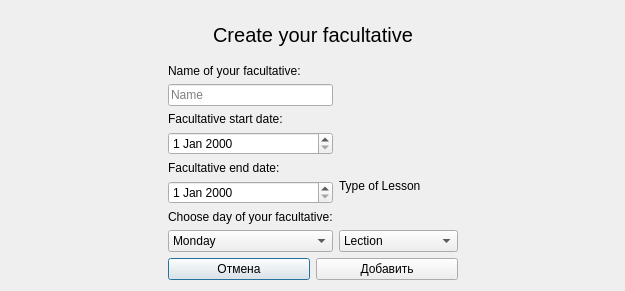
cry4alone/FacultativPRO, file Project_files/teachercreatefacultative.ui: the form before one commit.
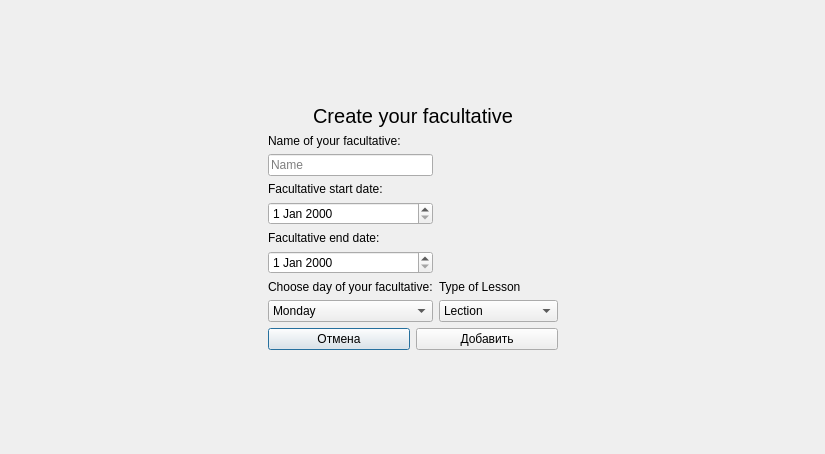
The form after the commit. Icons and pictures are not drawn.

The edit to the form file:
```diff
--- a/Project_files/teachercreatefacultative.ui
+++ b/Project_files/teachercreatefacultative.ui
@@ -6,28 +6,41 @@
    <rect>
     <x>0</x>
     <y>0</y>
-    <width>625</width>
-    <height>291</height>
+    <width>825</width>
+    <height>454</height>
    </rect>
   </property>
   <property name="windowTitle">
    <string>Dialog</string>
   </property>
   <layout class="QGridLayout" name="gridLayout">
-   <item row="1" column="0">
-    <spacer name="horizontalSpacer">
-     <property name="orientation">
-      <enum>Qt::Horizontal</enum>
-     </property>
-     <property name="sizeHint" stdset="0">
-      <size>
-       <width>152</width>
-       <height>20</height>
-      </size>
-     </property>
-    </spacer>
-   </item>
    <item row="0" column="1">
+    <spacer name="verticalSpacer">
+     <property name="orientation">
+      <enum>Qt::Vertical</enum>
+     </property>
+     <property name="sizeHint" stdset="0">
+      <size>
+       <width>20</width>
+       <height>48</height>
+      </size>
+     </property>
+    </spacer>
+   </item>
+   <item row="1" column="0" rowspan="2">
+    <spacer name="horizontalSpacer">
+     <property name="orientation">
+      <enum>Qt::Horizontal</enum>
+     </property>
+     <property name="sizeHint" stdset="0">
+      <size>
+       <width>152</width>
+       <height>20</height>
+      </size>
+     </property>
+    </spacer>
+   </item>
+   <item row="1" column="1" colspan="2">
     <widget class="QLabel" name="label_5">
      <property name="font">
       <font>
@@ -42,20 +55,7 @@
      </property>
     </widget>
    </item>
-   <item row="1" column="2">
-    <spacer name="horizontalSpacer_2">
-     <property name="orientation">
-      <enum>Qt::Horizontal</enum>
-     </property>
-     <property name="sizeHint" stdset="0">
-      <size>
-       <width>152</width>
-       <height>20</height>
-      </size>
-     </property>
-    </spacer>
-   </item>
-   <item row="1" column="1">
+   <item row="2" column="1" colspan="2">
     <layout class="QHBoxLayout" name="horizontalLayout_2">
      <item>
       <layout class="QVBoxLayout" name="verticalLayout">
@@ -144,20 +144,17 @@
      <item>
       <layout class="QVBoxLayout" name="verticalLayout_2">
        <item>
-        <widget class="QLabel" name="picture">
-         <property name="text">
-          <string/>
+        <spacer name="verticalSpacer_3">
+         <property name="orientation">
+          <enum>Qt::Vertical</enum>
          </property>
-         <property name="pixmap">
-          <pixmap>:/Downloads/calendar-symbol-svgrepo-com.svg</pixmap>
+         <property name="sizeHint" stdset="0">
+          <size>
+           <width>20</width>
+           <height>40</height>
+          </size>
          </property>
-         <property name="scaledContents">
-          <bool>true</bool>
-         </property>
-         <property name="alignment">
-          <set>Qt::AlignCenter</set>
-         </property>
-        </widget>
+        </spacer>
        </item>
        <item>
         <widget class="QLabel" name="label_6">
@@ -189,7 +186,20 @@
      </item>
     </layout>
    </item>
-   <item row="2" column="1">
+   <item row="2" column="3">
+    <spacer name="horizontalSpacer_2">
+     <property name="orientation">
+      <enum>Qt::Horizontal</enum>
+     </property>
+     <property name="sizeHint" stdset="0">
+      <size>
+       <width>152</width>
+       <height>20</height>
+      </size>
+     </property>
+    </spacer>
+   </item>
+   <item row="3" column="1" colspan="2">
     <layout class="QHBoxLayout" name="horizontalLayout">
      <item>
       <widget class="QPushButton" name="backButton">
@@ -207,6 +217,19 @@
      </item>
     </layout>
    </item>
+   <item row="4" column="2">
+    <spacer name="verticalSpacer_2">
+     <property name="orientation">
+      <enum>Qt::Vertical</enum>
+     </property>
+     <property name="sizeHint" stdset="0">
+      <size>
+       <width>20</width>
+       <height>48</height>
+      </size>
+     </property>
+    </spacer>
+   </item>
   </layout>
  </widget>
  <resources/>
```
